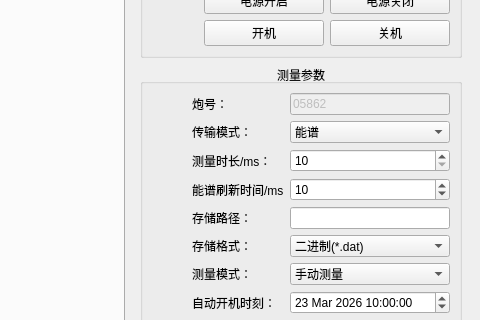
Before: the Qt Designer form mainwindow.ui in MrXiaomao/HardXrayCamera, drawn with Qt 5; both pictures show x 792 to 1272 and y 114 to 434 of the 1272 by 926 pixel window.
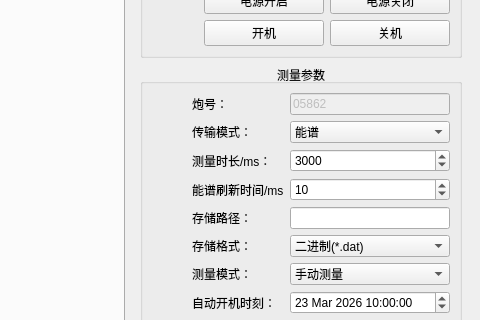
After: the same form once the commit is applied. Custom widgets are drawn as their Qt base class.

Diff of the .ui file:
```diff
--- a/mainwindow.ui
+++ b/mainwindow.ui
@@ -583,6 +583,9 @@
               <property name="maximum">
                <number>100000</number>
               </property>
+              <property name="value">
+               <number>3000</number>
+              </property>
              </widget>
             </item>
             <item row="9" column="0">
```
Left out of the diff: 4 changed lines with no effect on the pictures.
